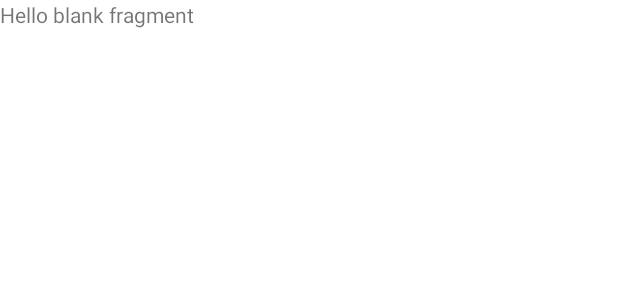
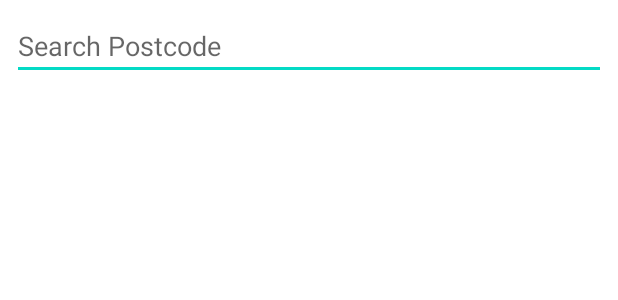
Before and after one commit to PedroFrr/WTest_Challenge, an Android app: the layout fragment_post_code_list.xml on its own in the app's theme, with its tools: preview values and no code run, on a phone screen of 412 x 824 dp. Shown: the top 300 px of the screen. Run offline under Robolectric (Android 15) with nearby library versions, the phone set to English and light mode, and no system bars.

Commit message:
Add Postcode Dao queries

```diff
--- a/app/src/main/java/com/pedrofr/wtest/data/RepositoryImpl.kt
+++ b/app/src/main/java/com/pedrofr/wtest/data/RepositoryImpl.kt
@@ -2,8 +2,11 @@ package com.pedrofr.wtest.data
 
 import com.pedrofr.wtest.data.network.mapper.ApiMapper
 import com.pedrofr.wtest.data.db.dao.PostcodeDao
+import com.pedrofr.wtest.data.db.entities.DbPostcode
 import com.pedrofr.wtest.data.network.client.ArticleClient
 import com.pedrofr.wtest.domain.repository.Repository
+import kotlinx.coroutines.delay
+import kotlinx.coroutines.flow.Flow
 import javax.inject.Inject
 import javax.inject.Singleton
 
@@ -16,6 +19,9 @@ class RepositoryImpl @Inject constructor(
     private val articleClient : ArticleClient,
     private val postcodeDao: PostcodeDao,
 ) : Repository {
+    override fun fetchPostcodes(): Flow<List<DbPostcode>> = postcodeDao.fetchPostcodes()
+
+    override fun fetchPostcodesByQuery(query: String): Flow<List<DbPostcode>> = postcodeDao.fetchPostcodesByQuery(query)
 
     //TODO add calls. save first on db ...
 
--- a/app/src/main/java/com/pedrofr/wtest/data/db/entities/DbPostcode.kt
+++ b/app/src/main/java/com/pedrofr/wtest/data/db/entities/DbPostcode.kt
@@ -4,7 +4,7 @@ import androidx.room.Entity
 import androidx.room.PrimaryKey
 import java.util.*
 
-@Entity(tableName = "poste_code")
+@Entity(tableName = "postcode")
 data class DbPostcode(
     @PrimaryKey val id: String = UUID.randomUUID().toString(),
     val districtCode: String,
--- a/app/src/main/res/layout/fragment_post_code_list.xml
+++ b/app/src/main/res/layout/fragment_post_code_list.xml
@@ -1,14 +1,21 @@
 <?xml version="1.0" encoding="utf-8"?>
-<FrameLayout xmlns:android="http://schemas.android.com/apk/res/android"
+<androidx.constraintlayout.widget.ConstraintLayout xmlns:android="http://schemas.android.com/apk/res/android"
     xmlns:tools="http://schemas.android.com/tools"
     android:layout_width="match_parent"
     android:layout_height="match_parent"
-    tools:context=".ui.PostCodeListFragment">
+    xmlns:app="http://schemas.android.com/apk/res-auto"
+    tools:context=".ui.PostcodeListFragment">
 
-    <!-- TODO: Update blank fragment layout -->
-    <TextView
-        android:layout_width="match_parent"
-        android:layout_height="match_parent"
-        android:text="@string/hello_blank_fragment" />
+    <EditText
+        android:id="@+id/searchEditText"
+        android:layout_width="@dimen/dimen_0dp"
+        android:layout_height="wrap_content"
+        android:layout_margin="@dimen/dimen_8dp"
+        android:autofillHints="false"
+        android:hint="@string/search_postcode"
+        android:inputType="text"
+        app:layout_constraintLeft_toLeftOf="parent"
+        app:layout_constraintRight_toRightOf="parent"
+        app:layout_constraintTop_toTopOf="parent" />
 
-</FrameLayout>
+</androidx.constraintlayout.widget.ConstraintLayout>
--- a/app/src/main/res/values/dimens.xml
+++ b/app/src/main/res/values/dimens.xml
@@ -3,4 +3,8 @@
     <dimen name="padding_half">8dp</dimen>
     <dimen name="padding_standard">16dp</dimen>
     <dimen name="list_item_with_divider_height">132dp</dimen>
+
+    <dimen name="dimen_0dp">0dp</dimen>
+    <dimen name="dimen_8dp">8dp</dimen>
+
 </resources>
--- a/app/src/main/res/values/strings.xml
+++ b/app/src/main/res/values/strings.xml
@@ -2,4 +2,5 @@
     <string name="app_name">WTest</string>
     <!-- TODO: Remove or change this placeholder text -->
     <string name="hello_blank_fragment">Hello blank fragment</string>
+    <string name="search_postcode">Search Postcode</string>
 </resources>
```
Also changed, not shown: app/src/main/java/com/pedrofr/wtest/core/Result.kt (added, +12 -0 lines), app/src/main/java/com/pedrofr/wtest/data/db/dao/PostcodeDao.kt (+13 -1 lines), app/src/main/java/com/pedrofr/wtest/domain/repository/Repository.kt (+6 -1 lines), app/src/main/java/com/pedrofr/wtest/ui/PostcodeListFragment.kt (renamed from app/src/main/java/com/pedrofr/wtest/ui/PostCodeListFragment.kt, +11 -1 lines), app/src/main/java/com/pedrofr/wtest/ui/PostcodeListViewModel.kt (added, +100 -0 lines), app/src/main/java/com/pedrofr/wtest/ui/PostcodeListAdapter.kt (renamed from app/src/main/java/com/pedrofr/wtest/ui/PostCodeListAdapter.kt).
